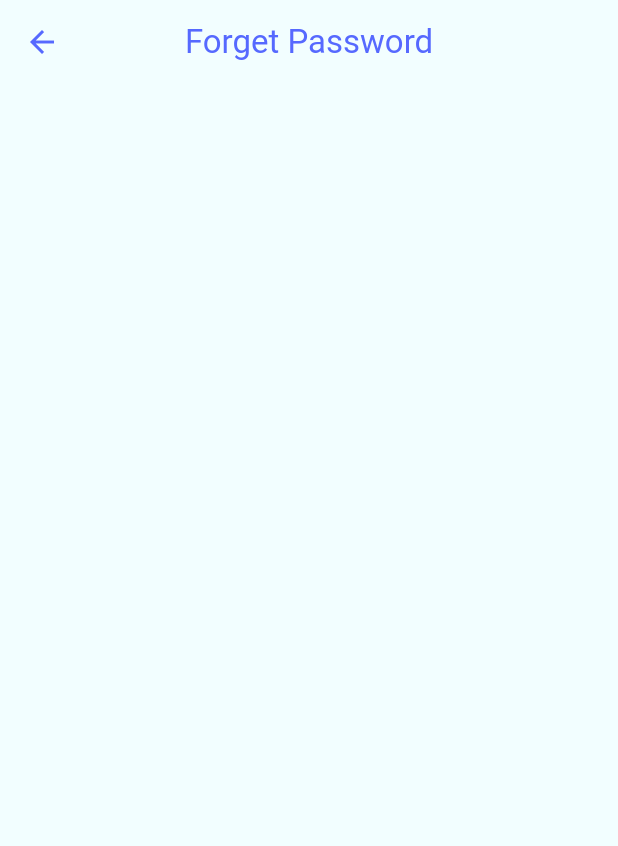
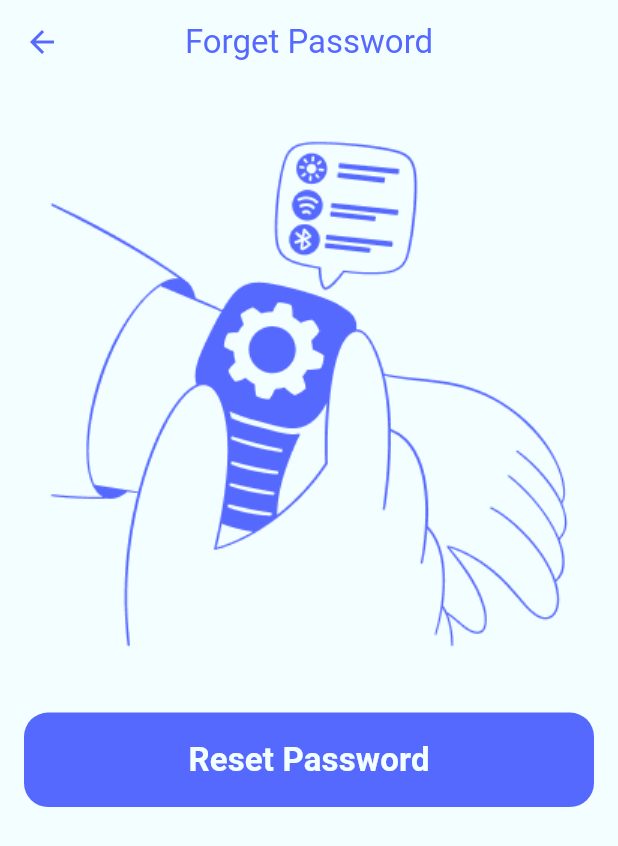
Before and after one commit to ahmedelzek/Event-Planning-App, a Flutter app: the ForgetPasswordScreen screen opened directly, on a phone screen of 412 x 824 dp. Shown: the top 846 px of the screen. Run offline on Flutter 3.47's test engine with Material 3 defaults, Android fonts, the phone set to English and light mode, and no system bars; our stand-ins replace animated_toggle_switch, icons_plus.

Commit message:
Finish ForgetPassword Screen Design

```diff
--- a/lib/main.dart
+++ b/lib/main.dart
@@ -1,3 +1,4 @@
+import 'package:evently/ui/screens/auth/forget_password/forget_password.dart';
 import 'package:evently/ui/screens/auth/login/login_screen.dart';
 import 'package:evently/ui/screens/auth/register/register_screen.dart';
 import 'package:evently/ui/screens/setup/setup_screen.dart';
@@ -17,12 +18,13 @@ class MyApp extends StatelessWidget {
     return MaterialApp(
       title: 'Evently',
       theme: AppTheme.lightTheme,
-      initialRoute: RegisterScreen.routeName,
+      initialRoute: LoginScreen.routeName,
       routes: {
         SplashScreen.routeName: (_) => const SplashScreen(),
         SetupScreen.routeName: (_) => const SetupScreen(),
         LoginScreen.routeName: (_) => const LoginScreen(),
         RegisterScreen.routeName: (_) => const RegisterScreen(),
+        ForgetPasswordScreen.routeName: (_) => const ForgetPasswordScreen(),
       },
     );
   }
--- a/lib/ui/screens/auth/forget_password/forget_password.dart
+++ b/lib/ui/screens/auth/forget_password/forget_password.dart
@@ -1,19 +1,30 @@
+import 'package:evently/ui/utilities/app_assets.dart';
 import 'package:flutter/material.dart';
 
 class ForgetPasswordScreen extends StatelessWidget {
+  static const String routeName = "ForgetPassword";
   const ForgetPasswordScreen({super.key});
 
   @override
   Widget build(BuildContext context) {
-    return Scaffold(
+    return SafeArea(
+      child: Scaffold(
           appBar: AppBar(
             title: const Text('Forget Password'),
+            centerTitle: true,
           ),
           body: Padding(
             padding: const EdgeInsets.all(16.0),
             child: Column(
-            children: [],
+              spacing: 22,
+              crossAxisAlignment: CrossAxisAlignment.stretch,
+              children: [
+                Image.asset(AppImages.changeSettings),
+                FilledButton(
+                    onPressed: () {}, child: const Text("Reset Password"))
+              ],
             ),
-        ));
+          )),
+    );
   }
 }
--- a/lib/ui/utilities/app_assets.dart
+++ b/lib/ui/utilities/app_assets.dart
@@ -4,5 +4,6 @@ abstract class AppImages {
   static const String routeLogo = "${base}route_logo.png";
   static const String headerLogo = "${base}header_logo.png";
   static const String beingCreative = "${base}being_creative.png";
+  static const String changeSettings = "${base}change_setting.png";
   static const String googleLogo = "${base}google_logo.png";
 }
```
Also changed, not shown: lib/ui/screens/auth/login/login_screen.dart (+7 -1 lines), assets/images/being_creative.png (added), assets/images/change_setting.png (added), assets/images/google_logo.png (added), assets/images/header_logo.png (added). Lines whose indentation alone changed are shown as unchanged.
